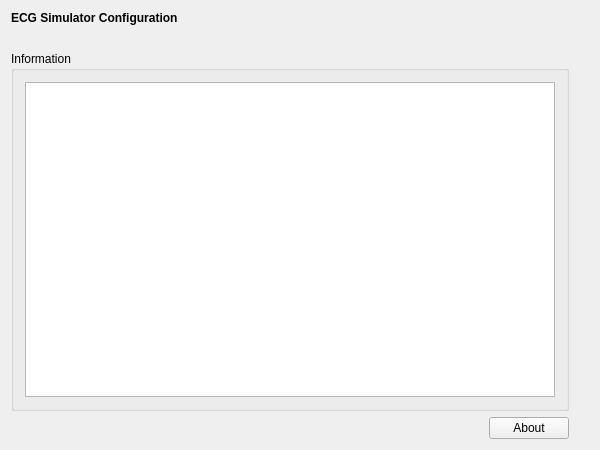
This is mne_x/plugins/rtserver/FormFiles/rtserverrun.ui in mne-tools/mne-cpp as Qt 5 draws it before an edit. The edited form follows.
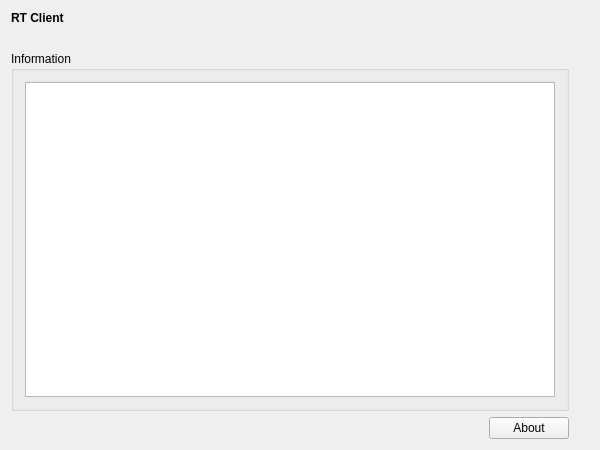
This is the edited form.

Patch:
```diff
--- a/mne_x/plugins/rtserver/FormFiles/rtserverrun.ui
+++ b/mne_x/plugins/rtserver/FormFiles/rtserverrun.ui
@@ -23,7 +23,7 @@
       </font>
      </property>
      <property name="text">
-      <string>ECG Simulator Configuration</string>
+      <string>RT Client</string>
      </property>
     </widget>
    </item>
```
